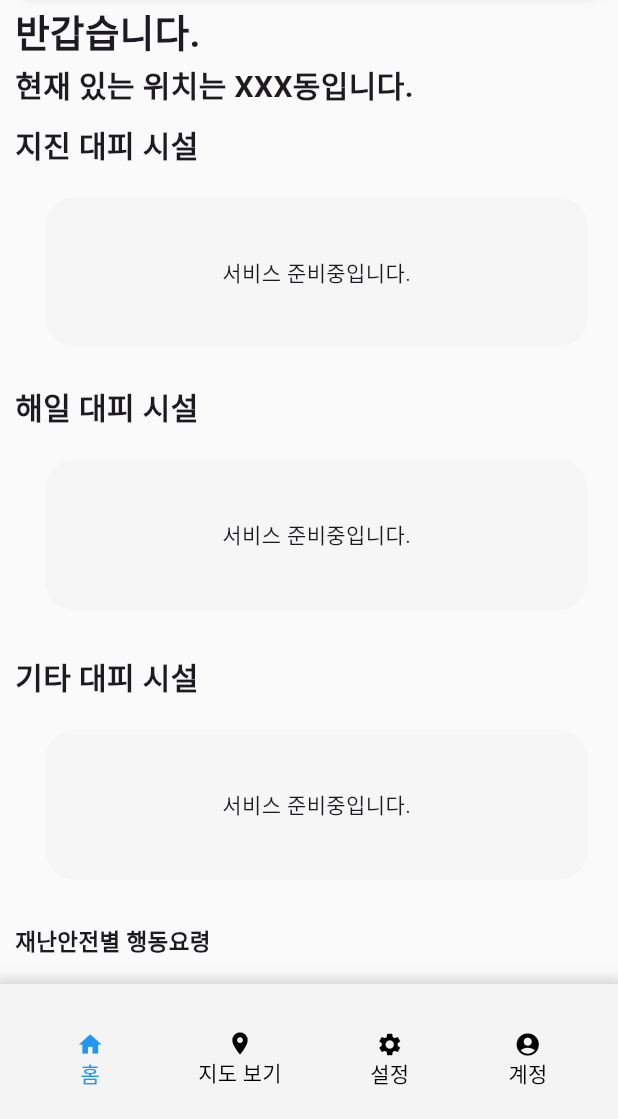
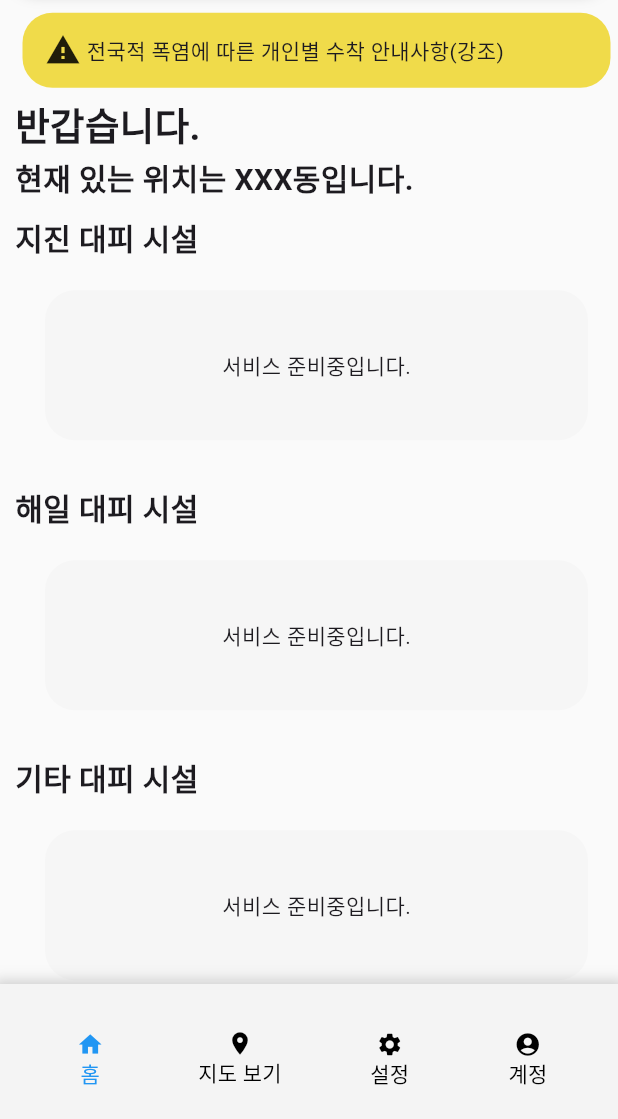
Before and after one commit to INMD1-Repo/All-life, a Flutter app: the screen it shows after launch, on a phone screen of 412 x 824 dp, the part 117-1236 px from its top. Run offline on Flutter 3.47's test engine with Material 3 defaults, Android fonts, the phone set to English and light mode, and no system bars; our stand-ins replace go_router.

Commit message:
아래각정부기간별 재난 대처 사이트 연동 및 디자인 수정

```diff
--- a/Frontend/lib/page/home.dart
+++ b/Frontend/lib/page/home.dart
@@ -1,4 +1,5 @@
 import 'package:flutter/material.dart';
+import 'package:url_launcher/url_launcher.dart';
 
 class HomePage extends StatefulWidget {
   const HomePage({super.key});
@@ -73,6 +74,37 @@ class _HomePageState extends State<HomePage> {
                     child: SingleChildScrollView( // Make the content scrollable
                       child: Column(
                         children: [
+                          Container(
+                            width: double.infinity,
+                            margin: EdgeInsets.only(bottom: 2),
+                            child: Column(
+                              crossAxisAlignment: CrossAxisAlignment.start,
+                              children: [
+                                Padding(padding: EdgeInsets.all(5),
+                                    child:  Container(
+                                      width: double.infinity,
+                                      height: 50,
+                                      decoration: BoxDecoration(
+                                          borderRadius: BorderRadius.circular(20),
+                                          color: Color(0xffF0DB4A)
+                                      ),
+                                      child:Center(
+                                        child:
+                                          Padding(
+                                              padding: EdgeInsets.fromLTRB(15, 0, 0, 0),
+                                              child: Row(
+                                                children: [
+                                                  Icon(Icons.warning),
+                                                  Text(" 전국적 폭염에 따른 개인별 수착 안내사항(강조)")
+                                                ],
+                                              )
+                                          )
+                                      )
+                                    ),
+                                )
+                              ],
+                            ),
+                          ),
                           // 가벼운 인사말 정도로?
                           Container(
                             width: double.infinity,
@@ -118,7 +150,7 @@ class _HomePageState extends State<HomePage> {
                           // 현재 지역에 있는 해일 대피 시설 안내
                           Container(
                             width: double.infinity,
-                            margin: EdgeInsets.only(top: 5),
+                            margin: EdgeInsets.only(top: 10),
                             child: Column(
                               crossAxisAlignment: CrossAxisAlignment.start,
                               children: [
@@ -180,34 +212,53 @@ class _HomePageState extends State<HomePage> {
                                     children: [
                                       Container(
                                         padding: EdgeInsets.only(left: 8.0),
-                                        width: MediaQuery.of(context).size.width * 0.23,
-                                        child: FloatingActionButton(
-                                          onPressed: () {},
-                                          child: Text("태풍"),
+                                        width: MediaQuery.of(context).size.width * 0.3,
+                                        child: TextButton(
+                                          onPressed: () {
+                                            launchUrl(
+                                              Uri.parse("https://www.korea.kr/multi/visualNewsView.do?newsId=148930976&pwise=mMain&pWiseMain=G4_2#visualNews")
+                                            );
+                                          },
+                                          child:const Row(
+                                            children: [
+                                              Icon(Icons.tornado),
+                                              Text("태풍/호우")
+                                            ],
+                                          ) ,
+                                        ),
+                                      ),
+                                      Container(
+                                        padding: EdgeInsets.only(left: 8.0),
+                                        width: MediaQuery.of(context).size.width * 0.3,
+                                        child: TextButton(
+                                          onPressed: () {
+                                            launchUrl(
+                                              Uri.parse('https://www.mois.go.kr/cmm/fms/getImage.do?atchFileId=FILE_00127937QRD4_FS&fileSn=0&preView=ok'),
+                                            );
+                                          },
+                                          child:const Row(
+                                            children: [
+                                              Icon(Icons.draw),
+                                              Text("지진/해일")
+                                            ],
+                                          ) ,
                                         ),
                                       ),
                                       Container(
                                         padding: EdgeInsets.only(left: 8.0),
                                         width: MediaQuery.of(context).size.width * 0.23,
-                                        child: FloatingActionButton(
-                                          onPressed: () {},
-                                          child: Text("지진"),
-                                        ),
-                                      ),
-                                      Container(
-                                        padding: EdgeInsets.only(left: 8.0),
-                                        width: MediaQuery.of(context).size.width * 0.23,
-                                        child: FloatingActionButton(
-                                          onPressed: () {},
-                                          child: Text("해일"),
-                                        ),
-                                      ),
-                                      Container(
-                                        padding: EdgeInsets.only(left: 8.0),
-                                        width: MediaQuery.of(context).size.width * 0.23,
-                                        child: FloatingActionButton(
-                                          onPressed: () {},
-                                          child: Text("화재"),
+                                        child: TextButton(
+                                          onPressed: () {
+                                            launchUrl(
+                                              Uri.parse('https://opengov.seoul.go.kr/mediahub/22105241'),
+                                            );
+                                          },
+                                         child:const Row(
+                                           children: [
+                                             Icon(Icons.local_fire_department),
+                                             Text("화재")
+                                           ],
+                                         ) ,
                                         ),
                                       ),
                                     ],
--- a/Frontend/pubspec.yaml
+++ b/Frontend/pubspec.yaml
@@ -36,11 +36,9 @@ dependencies:
   # Use with the CupertinoIcons class for iOS style icons.
   cupertino_icons: ^1.0.8
   go_router: ^9.0.0
-<<<<<<< HEAD
   carousel_slider: ^5.0.0
-=======
   geolocator: ^8.2.1
->>>>>>> 5fd16167aa4254abfc9e8f3b791ee3478abdae7c
+  url_launcher: ^6.3.0
 
 dev_dependencies:
   flutter_test:
```
Also changed, not shown: Frontend/pubspec.lock.
